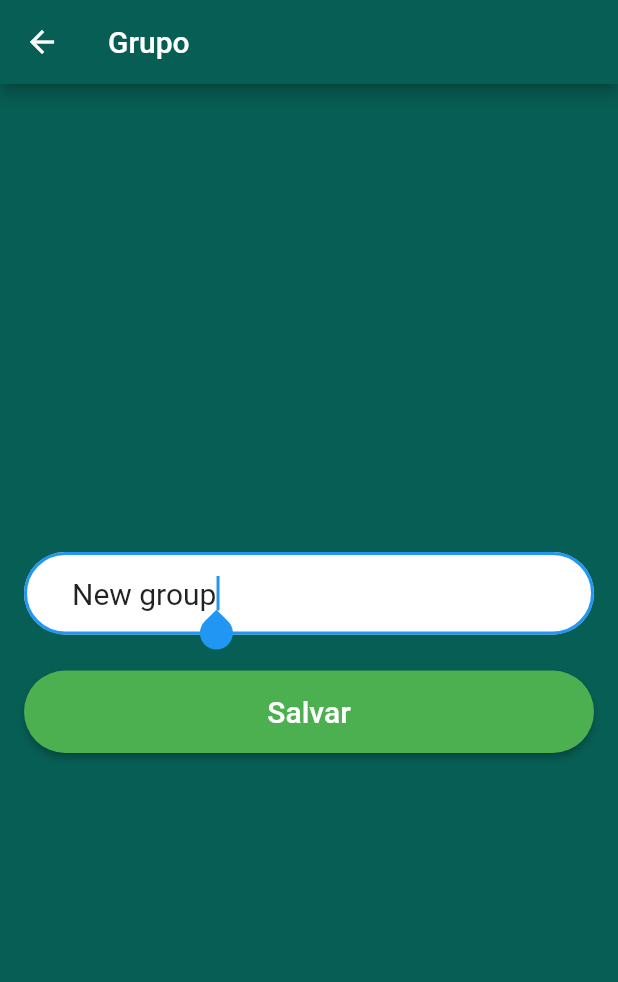
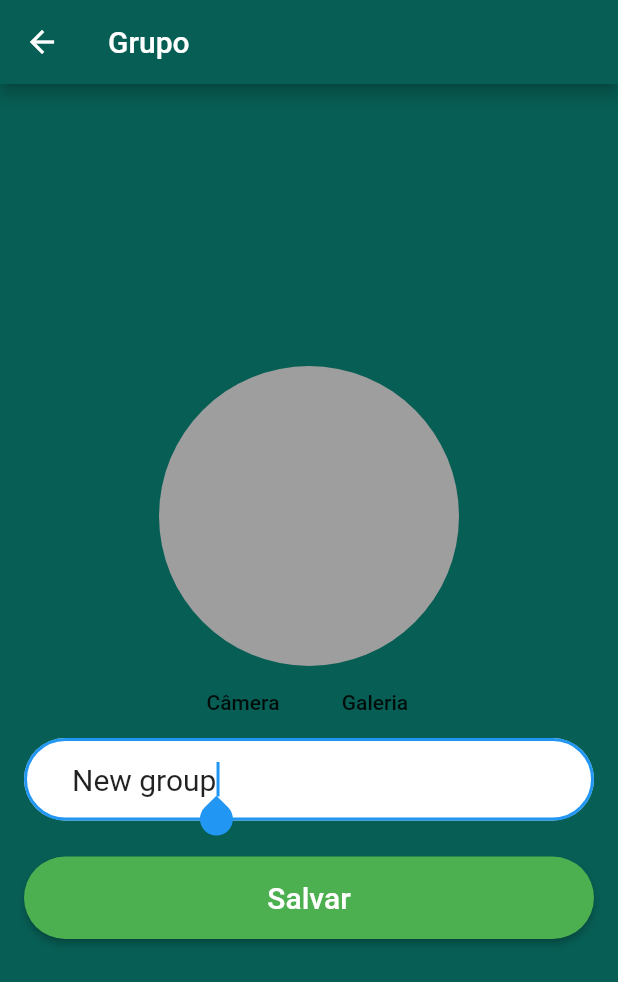
Before and after one commit to FurtadoDaniel/DevMobProject, a Flutter app: the GroupForm screen opened by its route, on a phone screen of 412 x 824 dp. Shown: the top 982 px of the screen. Run offline on Flutter 3.47's test engine with Material 2 defaults, Android fonts, the phone set to English and light mode, and no system bars; our stand-ins replace cloud_firestore, firebase_auth, firebase_storage, image_picker; accounts and stored records are empty.

Commit message:
Group Screen created

```diff
--- a/lib/telas/AbaContatos.dart
+++ b/lib/telas/AbaContatos.dart
@@ -18,7 +18,7 @@ class _AbaContatosState extends State<AbaContatos> {
     Firestore db = Firestore.instance;
 
     QuerySnapshot querySnapshot =
-        await db.collection("usuarios").getDocuments();
+    await db.collection("usuarios").getDocuments();
 
     List<Usuario> listaUsuarios = List();
     for (DocumentSnapshot item in querySnapshot.documents) {
--- a/lib/telas/GroupForm.dart
+++ b/lib/telas/GroupForm.dart
@@ -1,8 +1,10 @@
 import 'package:flutter/material.dart';
 import 'package:firebase_auth/firebase_auth.dart';
 import 'package:cloud_firestore/cloud_firestore.dart';
+import 'package:image_picker/image_picker.dart';
+import 'dart:io';
 
-import '../Season.dart';
+
 import '../model/GroupModel.dart';
 
 class GroupForm extends StatefulWidget {
@@ -15,17 +17,26 @@ class _GroupForm extends State<GroupForm> {
 
   _GroupForm(){
     _getCurrentUser();
+    if (_imagePicker == null)
+      _imagePicker = ImagePicker();
   }
+
+  //Entity
+  Group group = Group();
 
   //Controladores
   TextEditingController _OwnerController;
   TextEditingController _NameController = TextEditingController(text: "New group");
+  File _imagem;
+
+  //states
+  bool _subindoImagem = false;
+  static ImagePicker _imagePicker = null;
 
   _save(){
-
-    Group group = Group();
     group.Name = _NameController.text;
     group.Owner = _OwnerController.text;
+    group.Image = _imagem;
     group.save();
 
     Navigator.pushNamedAndRemoveUntil(
@@ -38,6 +49,28 @@ class _GroupForm extends State<GroupForm> {
     FirebaseUser usuarioLogado = await auth.currentUser();
     this._OwnerController = TextEditingController(text: usuarioLogado.uid);
   }
+
+  Future _recuperarImagem(String origemImagem) async {
+
+    PickedFile imagemSelecionada;
+    switch( origemImagem ){
+      case "camera" :
+        imagemSelecionada = await _imagePicker.getImage(source: ImageSource.camera);
+        break;
+      case "galeria" :
+        imagemSelecionada = await _imagePicker.getImage(source: ImageSource.gallery);
+        break;
+    }
+
+    setState(() {
+      _imagem = File(imagemSelecionada.path);
+      if( _imagem != null ){
+        _subindoImagem = true;
+      }
+    });
+
+  }
+
 
   Widget build(BuildContext context){
     return Scaffold(
@@ -52,6 +85,31 @@ class _GroupForm extends State<GroupForm> {
             child: Column(
             crossAxisAlignment: CrossAxisAlignment.stretch,
             children: <Widget>[
+              CircleAvatar(
+                  radius: 100,
+                  backgroundColor: Colors.grey,
+                  backgroundImage:
+                  this._imagem != null
+                      ? FileImage(this._imagem)
+                      : null
+              ),
+              Row(
+                mainAxisAlignment: MainAxisAlignment.center,
+                children: <Widget>[
+                  FlatButton(
+                    child: Text("Câmera"),
+                    onPressed: (){
+                      _recuperarImagem("camera");
+                    },
+                  ),
+                  FlatButton(
+                    child: Text("Galeria"),
+                    onPressed: (){
+                      _recuperarImagem("galeria");
+                    },
+                  )
+                ],
+              ),
 
               //Field for Name
               Padding(
```
Also changed, not shown: lib/Home.dart (+6 -3 lines), lib/model/GroupModel.dart (+46 -4 lines), lib/telas/GroupTab.dart (added, +108 -0 lines).
